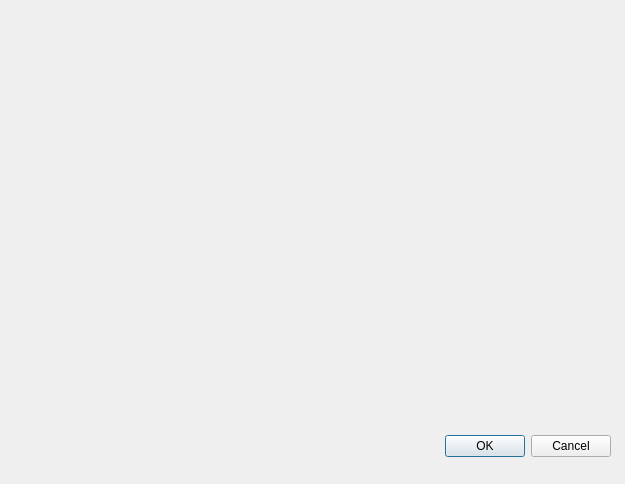
Old version of the form ui/widget/Widget_Settings.ui in the repository JoonKai/WorkLog.
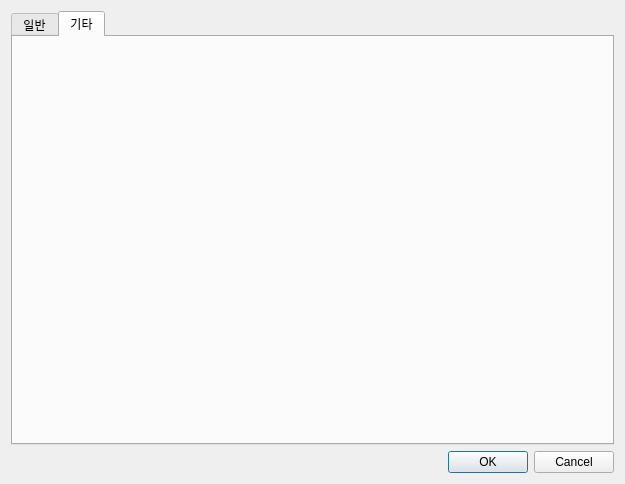
New version of the form.

The edit to the form file:
```diff
--- a/ui/widget/Widget_Settings.ui
+++ b/ui/widget/Widget_Settings.ui
@@ -13,15 +13,28 @@
   <property name="windowTitle">
    <string>Dialog</string>
   </property>
+  <layout class="QGridLayout" name="gridLayout">
+   <item row="0" column="0">
+    <layout class="QVBoxLayout" name="verticalLayout">
+     <item>
+      <widget class="QTabWidget" name="tabWidget">
+       <property name="currentIndex">
+        <number>1</number>
+       </property>
+       <widget class="QWidget" name="tab">
+        <attribute name="title">
+         <string>일반</string>
+        </attribute>
+       </widget>
+       <widget class="QWidget" name="tab_2">
+        <attribute name="title">
+         <string>기타</string>
+        </attribute>
+       </widget>
+      </widget>
+     </item>
+     <item>
   <widget class="QDialogButtonBox" name="buttonBox">
-   <property name="geometry">
-    <rect>
-     <x>270</x>
-     <y>430</y>
-     <width>341</width>
-     <height>32</height>
-    </rect>
-   </property>
    <property name="orientation">
     <enum>Qt::Orientation::Horizontal</enum>
    </property>
@@ -29,6 +42,10 @@
     <set>QDialogButtonBox::StandardButton::Cancel|QDialogButtonBox::StandardButton::Ok</set>
    </property>
   </widget>
+     </item>
+    </layout>
+   </item>
+  </layout>
  </widget>
  <resources/>
  <connections>
```
Lines whose indentation alone changed are shown as unchanged.
